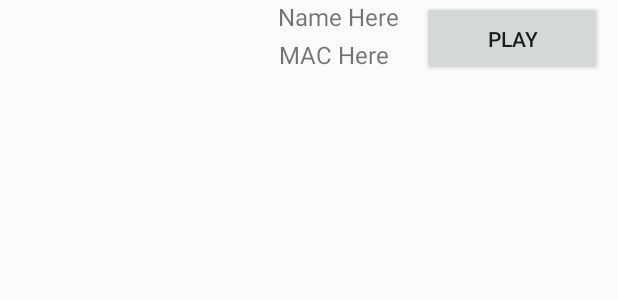
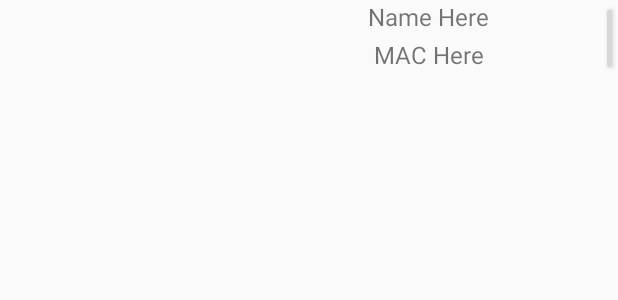
Before and after one commit to abhirathod95/Laser-Chess, an Android app: the layout op_list_item.xml on its own in the app's theme, with its tools: preview values and no code run, on a phone screen of 412 x 824 dp. Shown: the top 300 px of the screen. Run offline under Robolectric (Android 15) with nearby library versions, the phone set to English and light mode, and no system bars.

```diff
--- a/app/src/main/res/layout/list_opponents.xml
+++ b/app/src/main/res/layout/list_opponents.xml
@@ -6,10 +6,10 @@
     <TextView
         android:text="Choose an opponent with Laser Chess on their device."
         android:layout_width="match_parent"
-        android:layout_height="50dp"
         android:id="@+id/list_title"
         android:gravity="center_vertical|center_horizontal"
-        android:textSize="16sp" />
+        android:textSize="16sp"
+        android:layout_height="75dp" />
 
     <ListView
         android:id="@+id/op_list"
--- a/app/src/main/res/layout/op_list_item.xml
+++ b/app/src/main/res/layout/op_list_item.xml
@@ -11,7 +11,7 @@
         android:gravity="center_horizontal"
         android:textSize="16sp"
         android:layout_marginLeft="185dp"
-        android:layout_width="wrap_content" />
+        android:layout_width="200dp" />
 
     <TextView
         android:text="MAC Here"
@@ -20,8 +20,8 @@
         android:textSize="16sp"
         android:id="@+id/mac_Addr"
         android:layout_below="@+id/op_name"
-        android:layout_width="wrap_content"
-        android:layout_marginLeft="185dp" />
+        android:layout_marginLeft="185dp"
+        android:layout_width="200dp" />
 
     <Button
         android:text="Play"
```
Also changed, not shown: app/src/main/java/cs371m/laser_chess/DeviceAdapter.java (+15 -1 lines), app/src/main/java/cs371m/laser_chess/MainActivity.java (+53 -12 lines), app/src/main/java/cs371m/laser_chess/OpponentList.java (+13 -0 lines), 226 other files.
